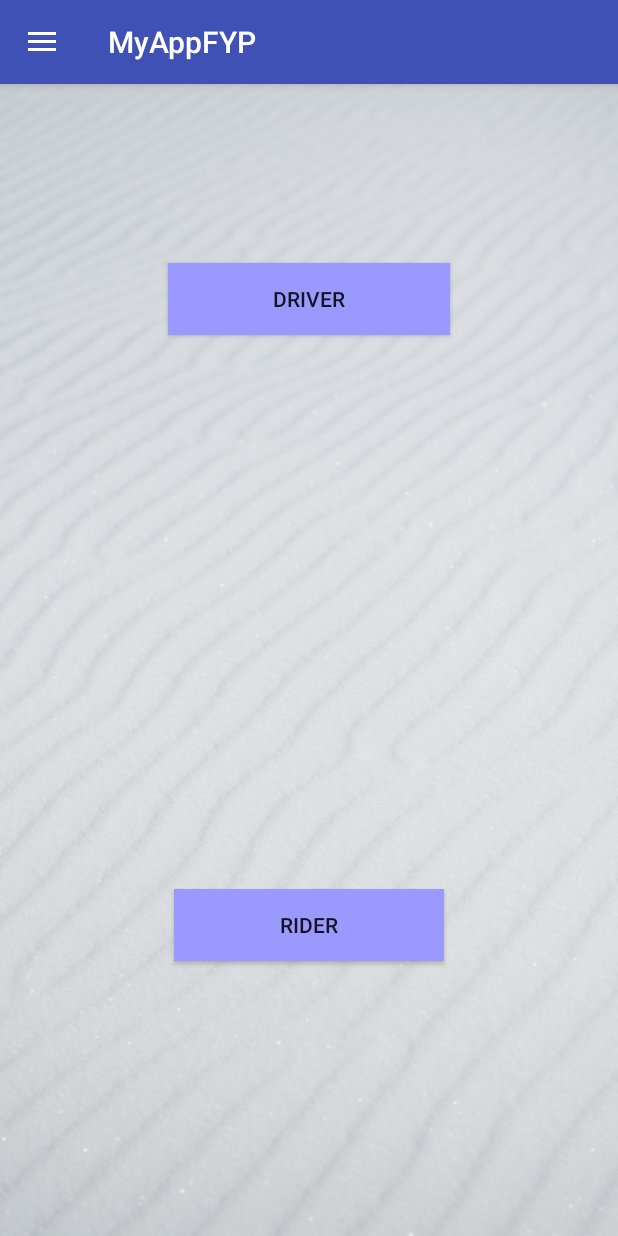
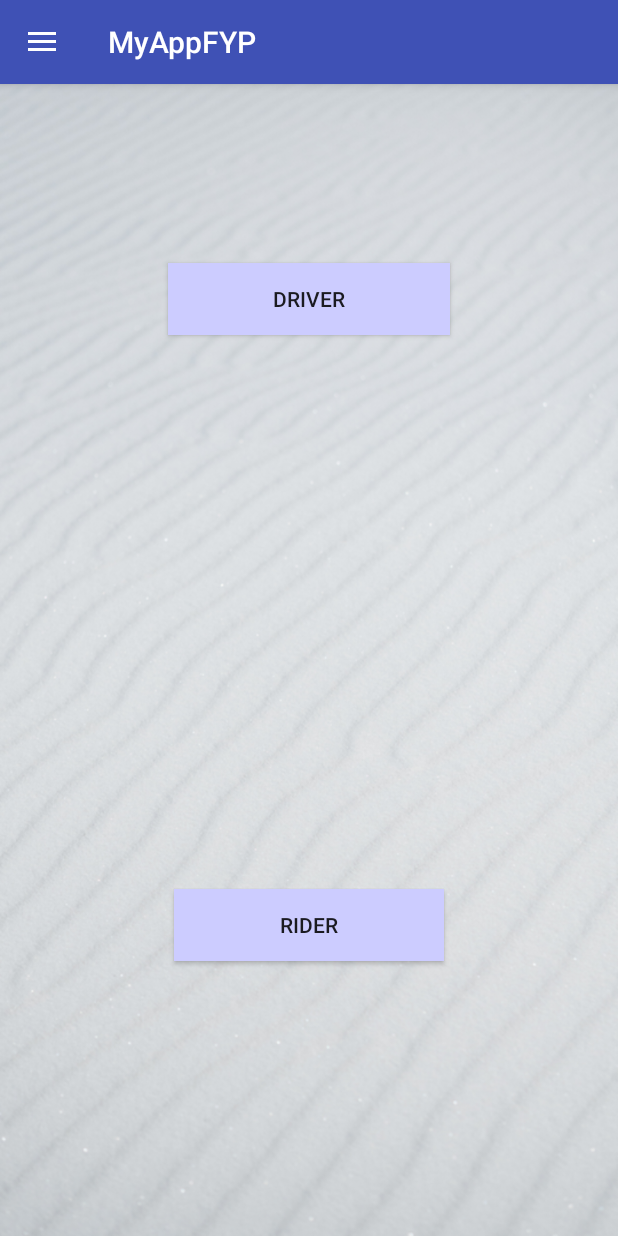
Before and after one commit to mrkoppy/MyAppFYP2, an Android app: the trip screen opened directly, with no data from a screen before it, on a phone screen of 412 x 824 dp. Run offline under Robolectric (Android 15) with nearby library versions, the light colour scheme and no system bars.

Commit message:
- main menu button color changed

```diff
--- a/app/src/main/res/layout/activity_trip.xml
+++ b/app/src/main/res/layout/activity_trip.xml
@@ -25,7 +25,7 @@
             android:layout_alignParentTop="true"
             android:layout_centerHorizontal="true"
             android:layout_marginTop="119dp"
-            android:background="#9999FF"
+            android:background="#ccccff"
             android:text="@string/driver"
             android:onClick="btn_mainmenu_Rdriver"/>
 
@@ -36,7 +36,7 @@
             android:layout_alignParentBottom="true"
             android:layout_centerHorizontal="true"
             android:layout_marginBottom="183dp"
-            android:background="#9999FF"
+            android:background="#ccccff"
             android:text="@string/rider"
             android:onClick="btn_mainmenu_Rrider"/>
 
```
